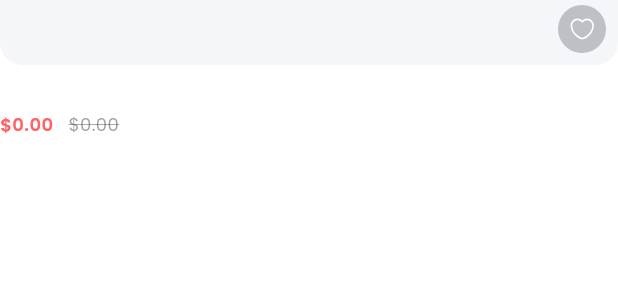
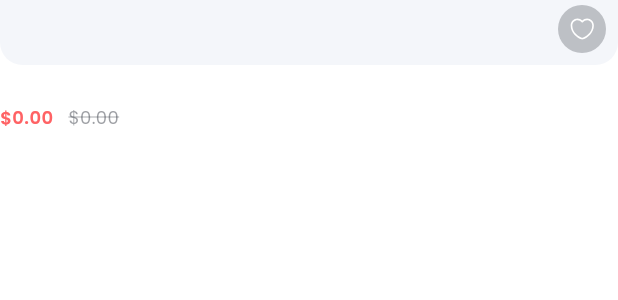
Before and after one commit to joseperu2503/flutter_snappyshop, a Flutter app: the ProductItem widget shown alone on an empty page, opened directly with empty values, after a tap on an icon or button, on a phone screen of 412 x 824 dp. Shown: the part 553-853 px from the top of the screen. Run offline on Flutter 3.47's test engine with Material 3 defaults, Android fonts, the phone set to English and light mode, and no system bars; our stand-ins replace animate_do, badges, card_swiper, dio, firebase_core, firebase_messaging and 13 more; missing offline and left inert: mask_input_formatter; accounts and stored records are empty; network calls fail.

Commit message:
product grid

```diff
--- a/lib/features/products/widgets/product_item.dart
+++ b/lib/features/products/widgets/product_item.dart
@@ -2,6 +2,7 @@ import 'dart:ui';
 
 import 'package:flutter/material.dart';
 import 'package:flutter_snappyshop/config/constants/app_colors.dart';
+import 'package:flutter_snappyshop/config/constants/styles.dart';
 import 'package:flutter_snappyshop/features/products/models/products_response.dart';
 import 'package:flutter_snappyshop/features/shared/providers/dark_mode_provider.dart';
 import 'package:flutter_snappyshop/features/shared/widgets/custom_image.dart';
@@ -155,7 +156,7 @@ class ProductCardState extends ConsumerState<ProductItem> {
               top: 8,
               bottom: 8,
             ),
-            height: 80,
+            height: productItemInfoHeight,
             child: Column(
               crossAxisAlignment: CrossAxisAlignment.stretch,
               children: [
@@ -165,14 +166,14 @@ class ProductCardState extends ConsumerState<ProductItem> {
                     fontSize: 12,
                     fontWeight: FontWeight.w500,
                     color: darkMode ? AppColors.white : AppColors.textCoolBlack,
-                    height: 1.4,
+                    height: 14 / 12,
                     leadingDistribution: TextLeadingDistribution.even,
                   ),
-                  maxLines: 2,
+                  maxLines: 1,
                   overflow: TextOverflow.ellipsis,
                 ),
                 const SizedBox(
-                  height: 8,
+                  height: 6,
                 ),
                 Row(
                   children: [
```
Also changed, not shown: lib/config/constants/styles.dart (+18 -0 lines), lib/features/products/screens/products_screen.dart (+3 -12 lines), lib/features/search/screens/search_screen.dart (+3 -12 lines), lib/features/store/screens/store_screen.dart (+4 -12 lines), lib/features/wishlist/screens/wishlist_screen.dart (+3 -12 lines).
